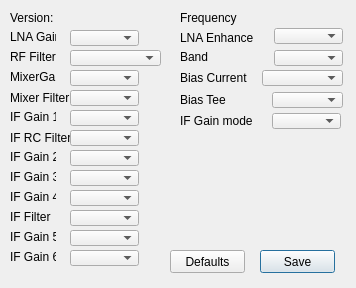
Before: the Qt Designer form funcubeoptions.ui in oldscienceguy/PebbleSDR, drawn with Qt 5.
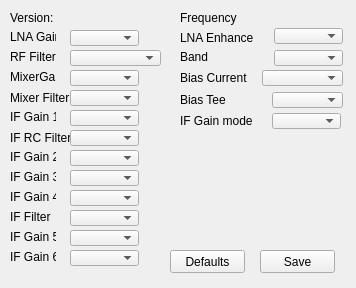
After: the same form once the commit is applied.

Commit message: WIP on changing sdr specific options for dialog to widget and to work with new SDR options dialog

Patch:
```diff
--- a/funcubeoptions.ui
+++ b/funcubeoptions.ui
@@ -1,7 +1,7 @@
 <?xml version="1.0" encoding="UTF-8"?>
 <ui version="4.0">
  <class>FunCubeOptions</class>
- <widget class="QDialog" name="FunCubeOptions">
+ <widget class="QWidget" name="FunCubeOptions">
   <property name="geometry">
    <rect>
     <x>0</x>
```
The commit also changes 9 other files.
